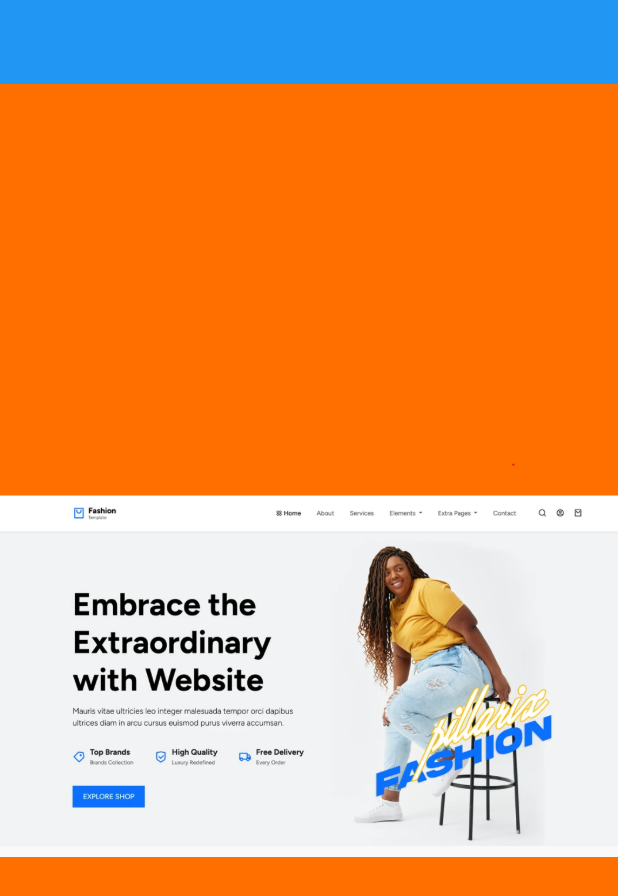
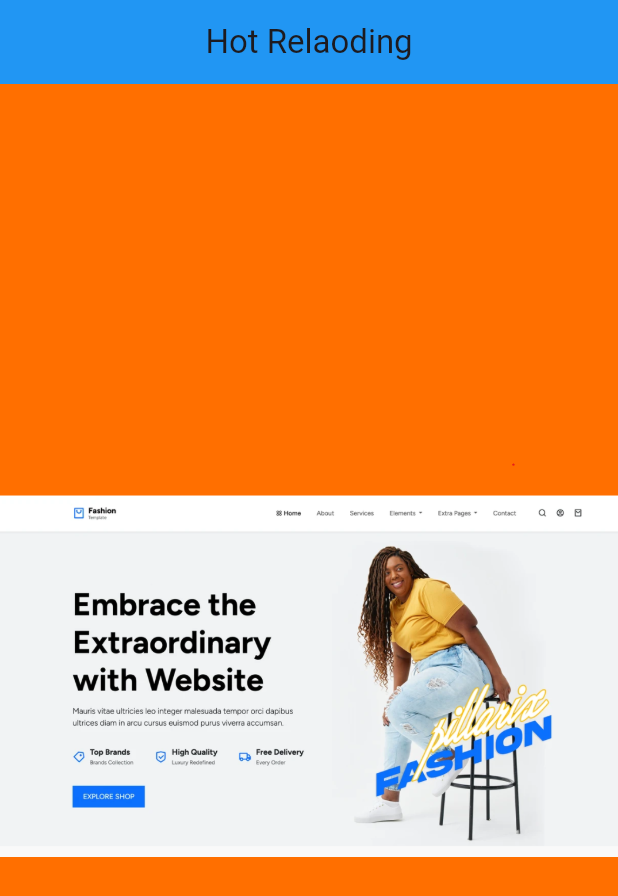
Before and after one commit to R-e-h-a-n-N-a-s-e-e-r/learning-Flutter, a Flutter app: the screen it shows after launch, on a phone screen of 412 x 824 dp. Shown: the top 896 px of the screen. Run offline on Flutter 3.47's test engine with Material 3 defaults, Android fonts, the phone set to English and light mode, and no system bars.

```diff
--- a/lib/main.dart
+++ b/lib/main.dart
@@ -1,20 +1,24 @@
 import 'package:flutter/material.dart';
 
 void main() {
-  runApp(
-    MaterialApp(
+  runApp(MyApp());
+}
+
+class MyApp extends StatelessWidget {
+  const MyApp({super.key});
+
+  @override
+  Widget build(BuildContext context) {
+    return MaterialApp(
       home: Scaffold(
         backgroundColor: Colors.amber.shade900,
         appBar: AppBar(
           backgroundColor: Colors.blue,
-          // title: Text("Scaffolding"),
+          title: Text("Hot Relaoding"),
+          centerTitle: true,
         ),
-        body: const Center(
-          child: Image(
-            image: AssetImage('assets/two.png'),
-          ),
-        ),
+        body: const Center(child: Image(image: AssetImage('assets/two.png'))),
       ),
-    ),
-  );
+    );
+  }
 }
```
Also changed, not shown: 19 other files.
